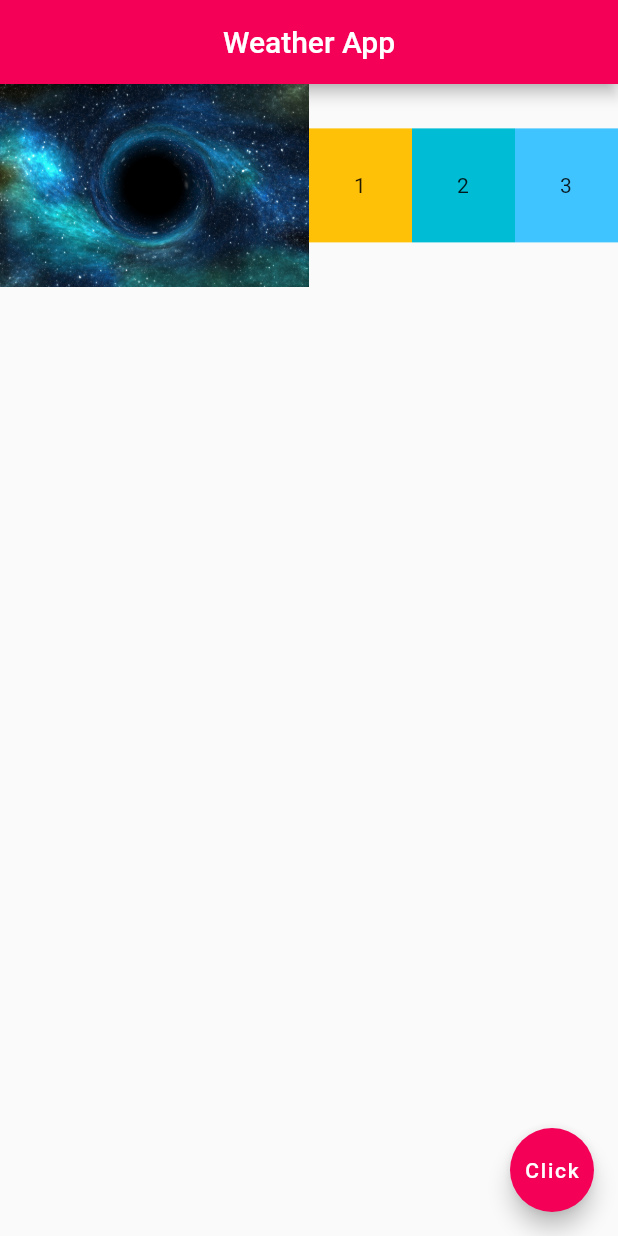
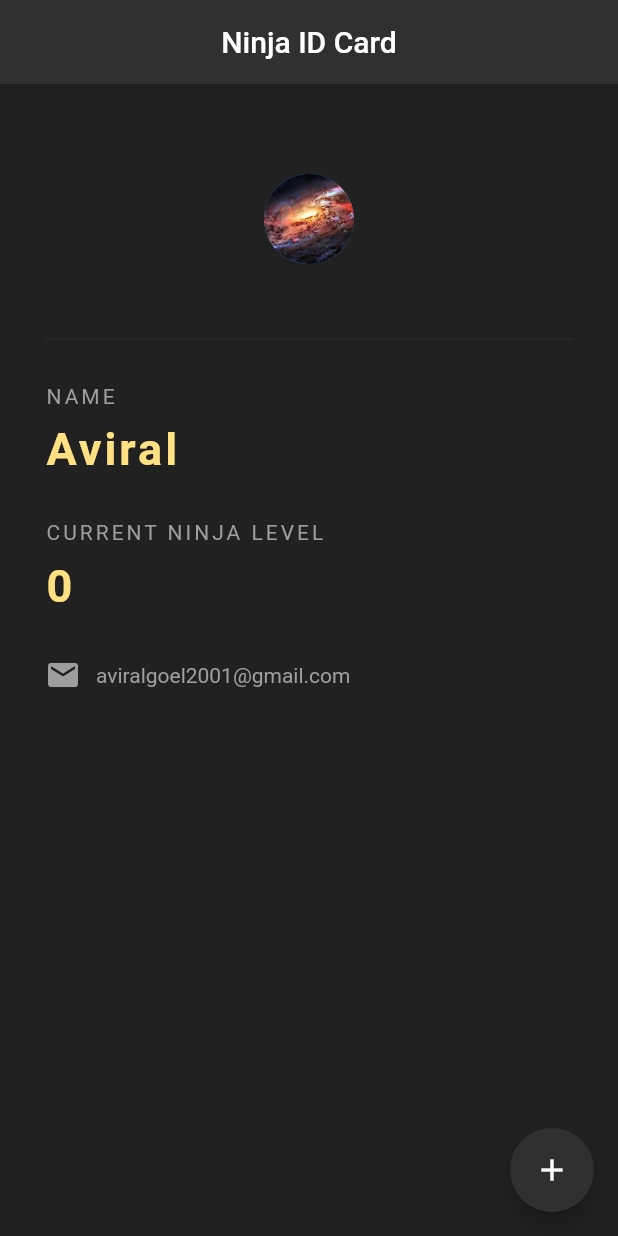
Before and after one commit to Aviral09/flutter_time_app, a Flutter app: the screen it shows after launch, on a phone screen of 412 x 824 dp. Run offline on Flutter 3.47's test engine with Material 2 defaults, Android fonts, the phone set to English and light mode, and no system bars.

Commit message:
Ninja Card Mini Project. (Video 15 & 16)

```diff
--- a/lib/main.dart
+++ b/lib/main.dart
@@ -1,61 +1,114 @@
+// ignore_for_file: prefer_const_constructors
+
 import 'package:flutter/material.dart';
 
 void main() {
   runApp(MaterialApp(
-    home: Home()
+    home: Home(),
   ));
 }
 
-class Home extends StatelessWidget {
-  const Home({Key? key}) : super(key: key);
+class Home extends StatefulWidget {
+    const Home({Key? key}) : super(key: key);
+
+    @override
+    _HomeState createState() => _HomeState();
+  }
+
+class _HomeState extends State<Home>{
+  int ninjaLevel = 0;
 
   @override
   Widget build(BuildContext context) {
     return Scaffold(
+      backgroundColor: Colors.grey[900],
       appBar: AppBar(
-        title: Text("Weather App"),
+        backgroundColor: Colors.grey[850],
+        title: const Text(
+          "Ninja ID Card",
+          style: TextStyle(
+            color: Colors.white,
+          ),
+        ),
         centerTitle: true,
-        backgroundColor: Colors.pinkAccent[400],
+        elevation: 0,
       ),
-      body: Row(
-        children: <Widget>[
-          Expanded(
-              flex: 3,
-              child: Image.asset('assets/space-2.jpg')
-          ),
-          Expanded(
-            flex: 1,
-            child: Container(
-              padding: EdgeInsets.all(30),
-              color: Colors.amber,
-              child: Text("1"),
+      floatingActionButton: FloatingActionButton(
+        onPressed: (){
+          setState(() {
+            ninjaLevel+=1;
+          });
+        },
+        child: Icon(Icons.add),
+        backgroundColor: Colors.grey[850],
+      ),
+      body: Padding(
+        padding: const EdgeInsets.all(30.0),
+        child: Column(
+          crossAxisAlignment: CrossAxisAlignment.start,
+          children: <Widget>[
+            SizedBox(height: 30),
+            const Center(
+              child: CircleAvatar(
+                backgroundImage: AssetImage('assets/space.jpg'),
+                radius: 30,
+              ),
             ),
-          ),
-          Expanded(
-            flex: 1,
-            child: Container(
-              padding: EdgeInsets.all(30),
-              color: Colors.cyan,
-              child: Text("2"),
+            const SizedBox(height: 20),
+            Divider(height: 60,
+            color: Colors.grey[850],
             ),
-          ),
-          Expanded(
-            flex: 1,
-            child: Container(
-              padding: EdgeInsets.all(30),
-              color: Colors.lightBlueAccent,
-              child: Text("3"),
+            Text(
+              'NAME',
+              style: TextStyle(
+                color: Colors.grey,
+                letterSpacing: 2.0
+              )
             ),
-          ),
-        ],
-      ),
-
-
-      floatingActionButton: FloatingActionButton(
-        child: Text("Click"),
-        onPressed: () {},
-        backgroundColor: Colors.pinkAccent[400],
-      ),
+            SizedBox(height: 10),
+            Text(
+                'Aviral',
+                style: TextStyle(
+                    color: Colors.amber[200],
+                    letterSpacing: 2.0,
+                    fontSize: 30,
+                    fontWeight: FontWeight.bold,
+                )
+            ),
+            SizedBox(height: 30),
+            Text(
+                'CURRENT NINJA LEVEL',
+                style: TextStyle(
+                    color: Colors.grey,
+                    letterSpacing: 2.0
+                )
+            ),
+            SizedBox(height: 10),
+            Text(
+                '$ninjaLevel',
+                style: TextStyle(
+                  color: Colors.amber[200],
+                  letterSpacing: 2.0,
+                  fontSize: 30,
+                  fontWeight: FontWeight.bold,
+                )
+            ),
+            SizedBox(height: 30),
+            Row(
+              children: const [
+                Icon(Icons.mail,
+                color: Colors.grey),
+                SizedBox(width: 10),
+                Text('aviralgoel2001@gmail.com',
+                style: TextStyle(
+                  color: Colors.grey
+                )
+                )
+              ],
+            )
+          ],
+        ),
+      )
     );
   }
 }
```
